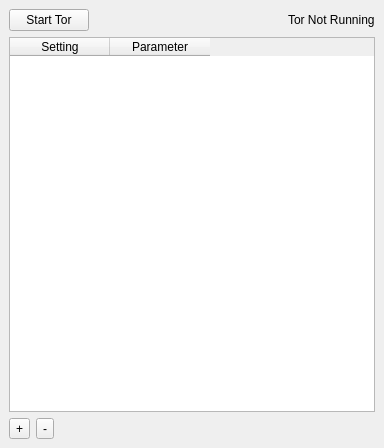
Old version of the form OnionLauncher/ui_files/main.ui in the repository neelchauhan/OnionLauncher.
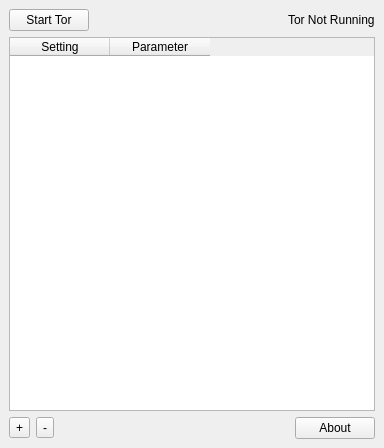
New version of the form.

Commit message: Add about dialog

```diff
--- a/OnionLauncher/ui_files/main.ui
+++ b/OnionLauncher/ui_files/main.ui
@@ -89,6 +89,13 @@
         </property>
        </spacer>
       </item>
+      <item>
+       <widget class="QPushButton" name="btnAbout">
+        <property name="text">
+         <string>About</string>
+        </property>
+       </widget>
+      </item>
      </layout>
     </item>
    </layout>
```
The commit also changes 1 other file.
